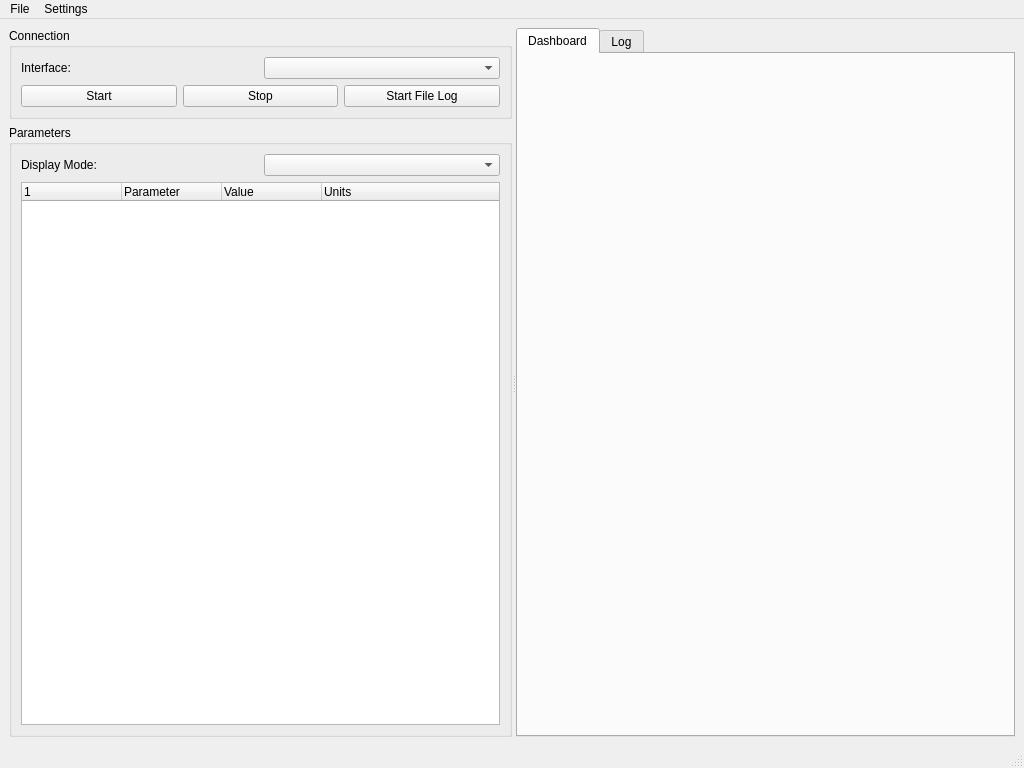
Qt form loggerwindow.ui (pirelli2006/ecureader) before a commit.
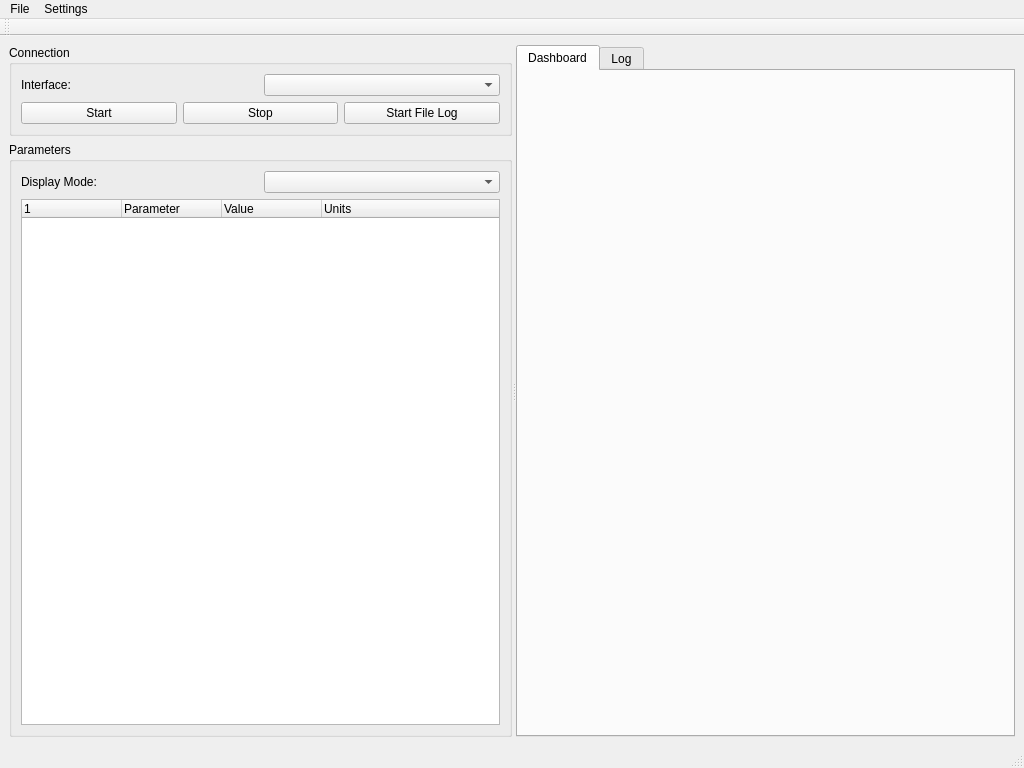
The same form after that commit. Custom widgets are drawn as their Qt base class.

Diff of the .ui file:
```diff
--- a/loggerwindow.ui
+++ b/loggerwindow.ui
@@ -187,6 +187,17 @@
    <addaction name="menuFile"/>
    <addaction name="menuSettings"/>
   </widget>
+  <widget class="QToolBar" name="toolBar">
+   <property name="windowTitle">
+    <string>Tool Bar</string>
+   </property>
+   <attribute name="toolBarArea">
+    <enum>TopToolBarArea</enum>
+   </attribute>
+   <attribute name="toolBarBreak">
+    <bool>false</bool>
+   </attribute>
+  </widget>
   <widget class="QStatusBar" name="statusbar"/>
   <action name="actionSaveLog">
    <property name="text">
```
Left out of the diff: 2 changed lines with no effect on the pictures.
